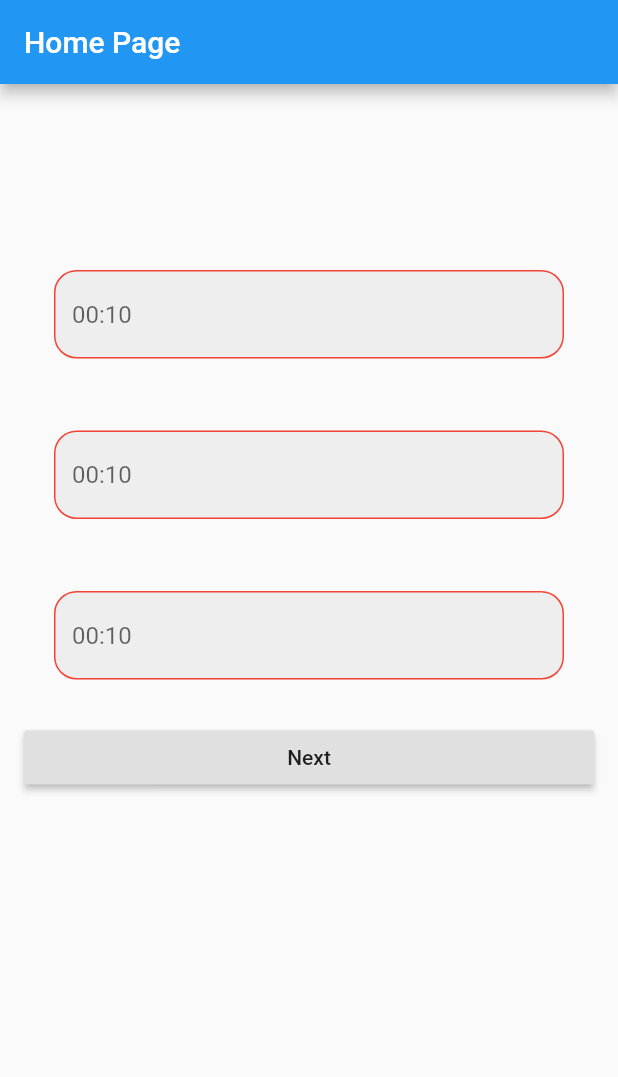
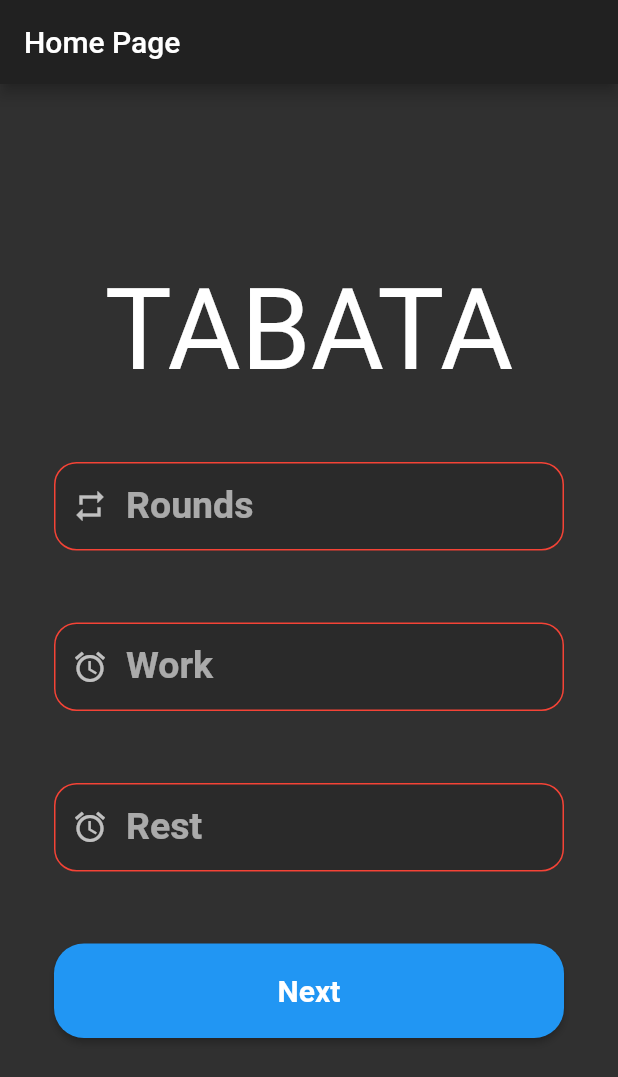
Before and after one commit to mwmw7/flutter_app, a Flutter app: the screen it shows after launch, on a phone screen of 412 x 824 dp. Shown: the top 1077 px of the screen. Run offline on Flutter 3.47's test engine with Material 2 defaults, Android fonts, the phone set to English and light mode, and no system bars; our stand-ins replace numberpicker.

Commit message:
Add style in first page

```diff
--- a/lib/main.dart
+++ b/lib/main.dart
@@ -9,9 +9,7 @@ class MyApp extends StatelessWidget {
   Widget build(BuildContext context) {
     return new MaterialApp(
       title: "TABATA",
-      theme: new ThemeData(
-        primarySwatch: Colors.blue,
-      ),
+      theme: ThemeData.dark(),
       home: new MyHomePage(),
     );
   }
@@ -33,28 +31,42 @@ class _MyHomePageState extends State<MyHomePage> {
         appBar: new AppBar(
           title: new Text("Home Page"),
         ),
-        body: Padding(
+        body: SafeArea(
+            child: Padding(
           padding: const EdgeInsets.fromLTRB(0.0, 100.0, 0.0, 0.0),
           child: new ListView(
             children: <Widget>[
               Padding(
                   padding: const EdgeInsets.all(20.0),
+                  child: Container(
+                      alignment: Alignment.center,
+                      child: Text("TABATA",
+                          style: TextStyle(
+                              decoration: TextDecoration.none,
+                              fontSize: 75.0)))),
+              Padding(
+                padding: const EdgeInsets.all(20.0),
                 child: new ListTile(
-                    title: new TextField(
+                    title: new TextFormField(
                   controller: _textController,
                   decoration: InputDecoration(
+                      prefixIcon: Icon(Icons.repeat),
+                      labelText: "Rounds",
+                      hintText: "4",
+                      labelStyle:
+                          TextStyle(fontSize: 25, fontWeight: FontWeight.bold),
+                      suffixText: "rounds",
+                      suffixStyle: TextStyle(
+                          color: Colors.white, fontWeight: FontWeight.bold),
                       enabledBorder: OutlineInputBorder(
                         borderSide: BorderSide(color: Colors.red),
                         borderRadius: BorderRadius.all(Radius.circular(15)),
                       ),
                       focusedBorder: OutlineInputBorder(
                           borderSide: BorderSide(color: Colors.greenAccent),
-                          borderRadius: BorderRadius.all(Radius.circular(15))
-                        ),
-                        hintText:"00:10",
-                        filled:true,
-                        fillColor: Colors.grey[200]
-                      ),
+                          borderRadius: BorderRadius.all(Radius.circular(15))),
+                      filled: true,
+                      fillColor: Colors.black12),
                 )),
               ),
               Padding(
@@ -63,18 +75,23 @@ class _MyHomePageState extends State<MyHomePage> {
                     title: new TextField(
                   controller: _textController2,
                   decoration: InputDecoration(
+                      prefixIcon: Icon(Icons.access_alarm),
+                      labelText: "Work",
+                      labelStyle:
+                          TextStyle(fontSize: 25, fontWeight: FontWeight.bold),
+                      suffixText: "seconds",
+                      suffixStyle: TextStyle(
+                          color: Colors.white, fontWeight: FontWeight.bold),
                       enabledBorder: OutlineInputBorder(
                         borderSide: BorderSide(color: Colors.red),
                         borderRadius: BorderRadius.all(Radius.circular(15)),
                       ),
                       focusedBorder: OutlineInputBorder(
                           borderSide: BorderSide(color: Colors.greenAccent),
-                              borderRadius: BorderRadius.all(Radius.circular(15))
-                          ),
-                          hintText:"00:10",
-                          filled:true,
-                          fillColor: Colors.grey[200]
-                      ),
+                          borderRadius: BorderRadius.all(Radius.circular(15))),
+                      hintText: "30",
+                      filled: true,
+                      fillColor: Colors.black12),
                 )),
               ),
               Padding(
@@ -83,41 +100,60 @@ class _MyHomePageState extends State<MyHomePage> {
                     title: new TextField(
                   controller: _textController3,
                   decoration: InputDecoration(
+                      prefixIcon: Icon(Icons.access_alarm),
+                      hintText: "10",
+                      labelText: "Rest",
+                      labelStyle:
+                          TextStyle(fontSize: 25, fontWeight: FontWeight.bold),
+                      suffixText: "seconds",
+                      suffixStyle: TextStyle(
+                          color: Colors.white, fontWeight: FontWeight.bold),
                       enabledBorder: OutlineInputBorder(
                         borderSide: BorderSide(color: Colors.red),
                         borderRadius: BorderRadius.all(Radius.circular(15)),
                       ),
                       focusedBorder: OutlineInputBorder(
                           borderSide: BorderSide(color: Colors.greenAccent),
-                              borderRadius: BorderRadius.all(Radius.circular(15))
-                          ),
-                          hintText:"00:10",
-                          filled:true,
-                          fillColor: Colors.grey[200]
-                      ),
+                          borderRadius: BorderRadius.all(Radius.circular(15))),
+                      filled: true,
+                      fillColor: Colors.black12),
                 )),
               ),
-              new ListTile(
+              Padding(
+                padding: const EdgeInsets.all(20.0),
+                child: new ListTile(
                     title: new RaisedButton(
-                      child: new Text("Next"),
+                        child: new Text("Next",
+                            style: TextStyle(
+                                color: Colors.white,
+                                fontWeight: FontWeight.bold,
+                                fontSize: 20)),
+                        color: Colors.blue,
+                        splashColor: Colors.blueAccent,
+                        shape: RoundedRectangleBorder(
+                            borderRadius: BorderRadius.circular(20.0)),
+                        padding: const EdgeInsets.all(20.0),
                         onPressed: () {
+
                             var route = new MaterialPageRoute(
                                 builder: (BuildContext context) => new NextPage(
                                     value: _textController.text,
                                     rest: _textController2.text,
                                     round: _textController3.text));
                             Navigator.of(context).push(route);
-                      }))
+
+                        })),
+              )
             ],
           ),
-        ));
+        )));
   }
 }
 
 class NextPage extends StatefulWidget {
-  String value;
-  String rest;
-  String round;
+  String value = "4";
+  String rest = "30";
+  String round = "10";
 
   bool isPlaying = false;
 
```
Lines whose indentation alone changed are shown as unchanged.
